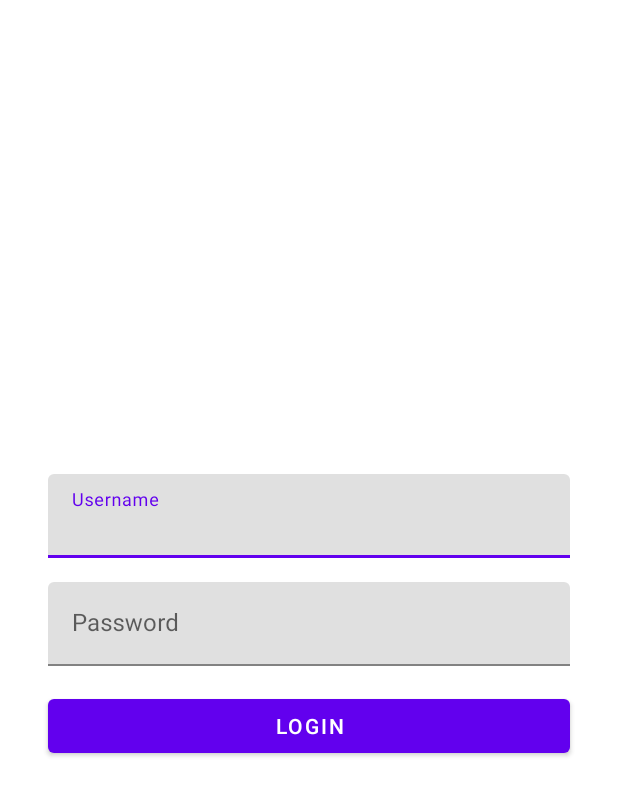
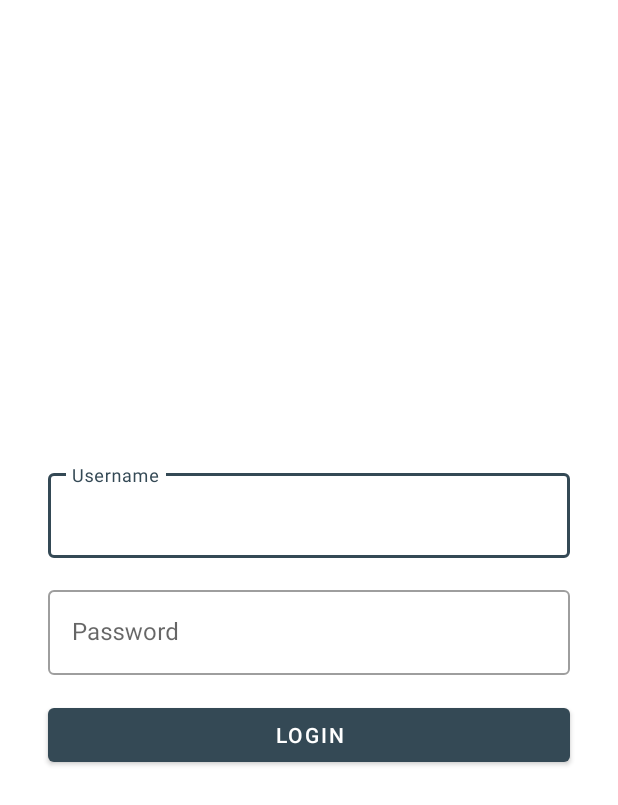
Before and after one commit to dan424gg/EnvironmentWatcher, an Android app: the screen it shows after launch (LoginActivity), on a phone screen of 412 x 824 dp. Shown: the top 805 px of the screen. Run offline under Robolectric (Android 15) with nearby library versions, the phone set to English and light mode, and no system bars.

```diff
--- a/TravelBlog2/app/src/main/AndroidManifest.xml
+++ b/TravelBlog2/app/src/main/AndroidManifest.xml
@@ -1,7 +1,8 @@
 <manifest xmlns:android="http://schemas.android.com/apk/res/android"
     package="com.travelblog">
+    <!-- below is used to declare theme of the app -->
     <application
-        android:theme="@style/Theme.MaterialComponents.DayNight.NoActionBar"
+        android:theme="@style/AppTheme"
         android:label="Travel Blog">
         <activity android:name=".LoginActivity"
             android:exported="true">
--- a/TravelBlog2/app/src/main/res/layout/activity_login.xml
+++ b/TravelBlog2/app/src/main/res/layout/activity_login.xml
@@ -12,6 +12,7 @@
 
         <com.google.android.material.textfield.TextInputLayout
             android:id="@+id/textUsernameLayout"
+            style="@style/Widget.MaterialComponents.TextInputLayout.OutlinedBox"
             android:layout_width="match_parent"
             android:layout_height="wrap_content"
             android:layout_marginStart="32dp"
@@ -32,6 +33,7 @@
 
         <com.google.android.material.textfield.TextInputLayout
             android:id="@+id/textPasswordInput"
+            style="@style/Widget.MaterialComponents.TextInputLayout.OutlinedBox"
             android:layout_width="match_parent"
             android:layout_height="wrap_content"
             android:layout_marginStart="32dp"
--- a/TravelBlog2/app/src/main/res/values/colors.xml
+++ b/TravelBlog2/app/src/main/res/values/colors.xml
@@ -1,5 +1,9 @@
 <?xml version="1.0" encoding="utf-8"?>
+<!-- these colors can now be used throughout styles files -->
 <resources>
+    <color name="blue700">#344955</color>
+    <color name="blue800">#232F34</color>
+    <color name="orange500">#F9AA33</color>
     <color name="purple_200">#FFBB86FC</color>
     <color name="purple_500">#FF6200EE</color>
     <color name="purple_700">#FF3700B3</color>
--- /dev/null
+++ b/TravelBlog2/app/src/main/res/values/styles.xml
@@ -0,0 +1,8 @@
+<?xml version="1.0" encoding="utf-8"?>
+<resources>
+    <style name="AppTheme" parent="Theme.MaterialComponents.DayNight.NoActionBar">
+        <item name="colorPrimary">@color/blue700</item>
+        <item name="colorSecondary">@color/orange500</item>
+        <item name="colorPrimaryDark">@color/blue800</item>
+    </style>
+</resources>
```
Also changed, not shown: 515 other files.
